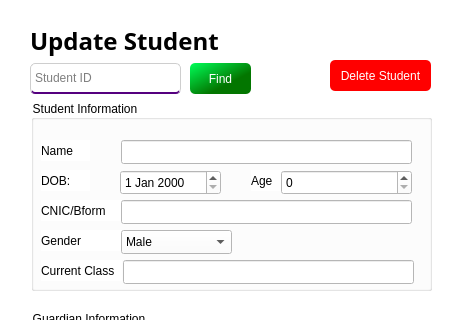
Before: the Qt Designer form updatestudent.ui in sarfarazunarr/school-management-software, drawn with Qt 5; both pictures show x 0 to 470 and y 0 to 320 of the 470 by 646 pixel window.
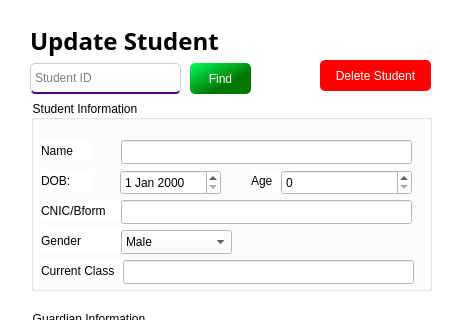
After: the same form once the commit is applied.

```diff
--- a/updatestudent.ui
+++ b/updatestudent.ui
@@ -431,9 +431,9 @@
   <widget class="QPushButton" name="deleteBtn">
    <property name="geometry">
     <rect>
-     <x>330</x>
+     <x>320</x>
      <y>60</y>
-     <width>101</width>
+     <width>111</width>
      <height>31</height>
     </rect>
    </property>
```
